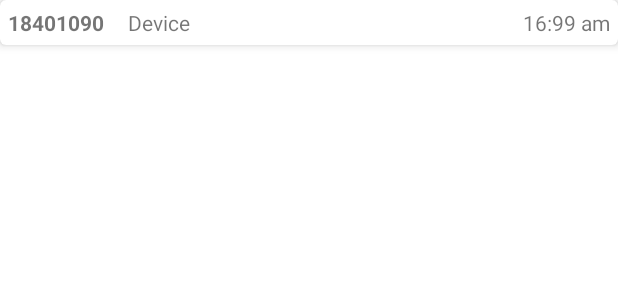
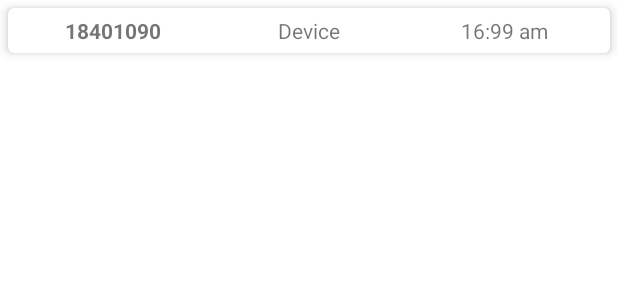
Before and after one commit to danycalderon16/LADM_U4_PF_Asistencia_Maestro, an Android app: the layout card_view_list.xml on its own in the app's theme, with its tools: preview values and no code run, on a phone screen of 412 x 824 dp. Shown: the top 300 px of the screen. Run offline under Robolectric (Android 15) with nearby library versions, the phone set to English and light mode, and no system bars.

Commit message:
final, esperemos que bien

```diff
--- a/app/build.gradle
+++ b/app/build.gradle
@@ -9,7 +9,7 @@ android {
 
     defaultConfig {
         applicationId "mx.edu.ittepic.ladm_u4_pu_asistencia_maestro_dacv"
-        minSdk 26
+        minSdk 24
         targetSdk 32
         versionCode 1
         versionName "1.0"
--- a/app/src/main/AndroidManifest.xml
+++ b/app/src/main/AndroidManifest.xml
@@ -25,10 +25,12 @@
         android:theme="@style/Theme.LADM_U4_PU_ASISTENCIA_MAESTRO_DACV">
         <activity
             android:name=".ListActivity"
-            android:exported="false" />
+            android:exported="false"
+            android:parentActivityName=".MainActivity"/>
         <activity
             android:name=".ListDeviceActivity"
-            android:exported="false" />
+            android:exported="false"
+            android:parentActivityName=".MainActivity"/>
         <activity
             android:name=".MainActivity"
             android:exported="true"
--- a/app/src/main/java/mx/edu/ittepic/ladm_u4_pu_asistencia_maestro_dacv/MessageUtils.kt
+++ b/app/src/main/java/mx/edu/ittepic/ladm_u4_pu_asistencia_maestro_dacv/MessageUtils.kt
@@ -246,11 +246,10 @@ public class MessageUtils(context: Context?, handler: Handler?) {
             outputStream = tmpOut
         }
     }
-
     private fun connectionLost() {
         val message: Message? = handler?.obtainMessage(MESSAGE_TOAST)
         val bundle = Bundle()
-        bundle.putString(TOAST, "Connection Lost")
+        bundle.putString(TOAST, "Conexión perdida")
         message!!.data = bundle
         handler?.sendMessage(message)
         this.start()
@@ -260,7 +259,7 @@ public class MessageUtils(context: Context?, handler: Handler?) {
     private fun connectionFailed() {
         val message: Message? = handler?.obtainMessage(MESSAGE_TOAST)
         val bundle = Bundle()
-        bundle.putString(TOAST, "Cant connect to the device")
+        bundle.putString(TOAST, "No se puede conectar con el dispositivo")
         message!!.data = bundle
         handler?.sendMessage(message)
         this@MessageUtils.start()
--- a/app/src/main/res/layout/activity_main.xml
+++ b/app/src/main/res/layout/activity_main.xml
@@ -23,7 +23,7 @@
     <androidx.recyclerview.widget.RecyclerView
         android:id="@+id/recycler_view"
         android:layout_width="match_parent"
-        android:layout_height="400dp"
+        android:layout_height="300dp"
         android:layout_below="@id/tv_state"
         android:layout_alignParentStart="true"
         android:layout_alignParentEnd="true"
--- a/app/src/main/res/layout/card_view_list.xml
+++ b/app/src/main/res/layout/card_view_list.xml
@@ -4,6 +4,7 @@
     android:layout_height="wrap_content"
     xmlns:app="http://schemas.android.com/apk/res-auto"
     app:cardElevation="4dp"
+    android:layout_margin="5dp"
     app:cardCornerRadius="4dp">
     <LinearLayout
         android:layout_width="match_parent"
@@ -15,21 +16,23 @@
             android:layout_width="0dp"
             android:layout_height="wrap_content"
             android:text="18401090"
-            android:layout_weight=".2"
+            android:textAlignment="center"
+            android:layout_weight=".33"
             android:textStyle="bold"/>
         <TextView
-            android:id="@+id/name"
+            android:id="@+id/date_list"
             android:layout_width="0dp"
             android:layout_height="wrap_content"
             android:text="Device"
-            android:layout_weight=".4"/>
+            android:textAlignment="center"
+            android:layout_weight=".33"/>
         <TextView
-            android:id="@+id/time"
+            android:id="@+id/hour_list"
             android:layout_width="0dp"
             android:layout_height="wrap_content"
             android:text="16:99 am"
-            android:textAlignment="textEnd"
-            android:layout_weight=".4"/>
+            android:textAlignment="center"
+            android:layout_weight=".33"/>
     </LinearLayout>
 
 </androidx.cardview.widget.CardView>
--- a/app/src/main/res/menu/menu_main.xml
+++ b/app/src/main/res/menu/menu_main.xml
@@ -13,4 +13,9 @@
         android:icon="@drawable/ic_bluetooth"
         android:title="Encender Bluetooh"
         app:showAsAction="always" />
+    <item
+        android:id="@+id/menu_help"
+        android:icon="@drawable/ic_baseline_help_24"
+        android:title="Aviso"
+        app:showAsAction="always"/>
 </menu>
--- a/app/src/main/res/values/colors.xml
+++ b/app/src/main/res/values/colors.xml
@@ -1,10 +1,10 @@
 <?xml version="1.0" encoding="utf-8"?>
 <resources>
-    <color name="purple_200">#FFBB86FC</color>
-    <color name="purple_500">#FF6200EE</color>
-    <color name="purple_700">#FF3700B3</color>
-    <color name="teal_200">#FF03DAC5</color>
-    <color name="teal_700">#FF018786</color>
+    <color name="purple_200">#C5CAE9</color>
+    <color name="purple_500">#3F51B5</color>
+    <color name="purple_700">#303F9F</color>
+    <color name="teal_200">#448AFF</color>
+    <color name="teal_700">#448AFF</color>
     <color name="black">#FF000000</color>
     <color name="white">#FFFFFFFF</color>
 </resources>
```
Also changed, not shown: app/src/main/java/mx/edu/ittepic/ladm_u4_pu_asistencia_maestro_dacv/ListActivity.kt (+33 -5 lines), app/src/main/java/mx/edu/ittepic/ladm_u4_pu_asistencia_maestro_dacv/MainActivity.kt (+13 -3 lines), app/src/main/java/mx/edu/ittepic/ladm_u4_pu_asistencia_maestro_dacv/adapters/ListAdapter.kt (+4 -4 lines), app/src/main/res/drawable/ic_baseline_help_24.xml (added, +10 -0 lines), app/src/main/res/layout/content_main.xml (+11 -8 lines).
